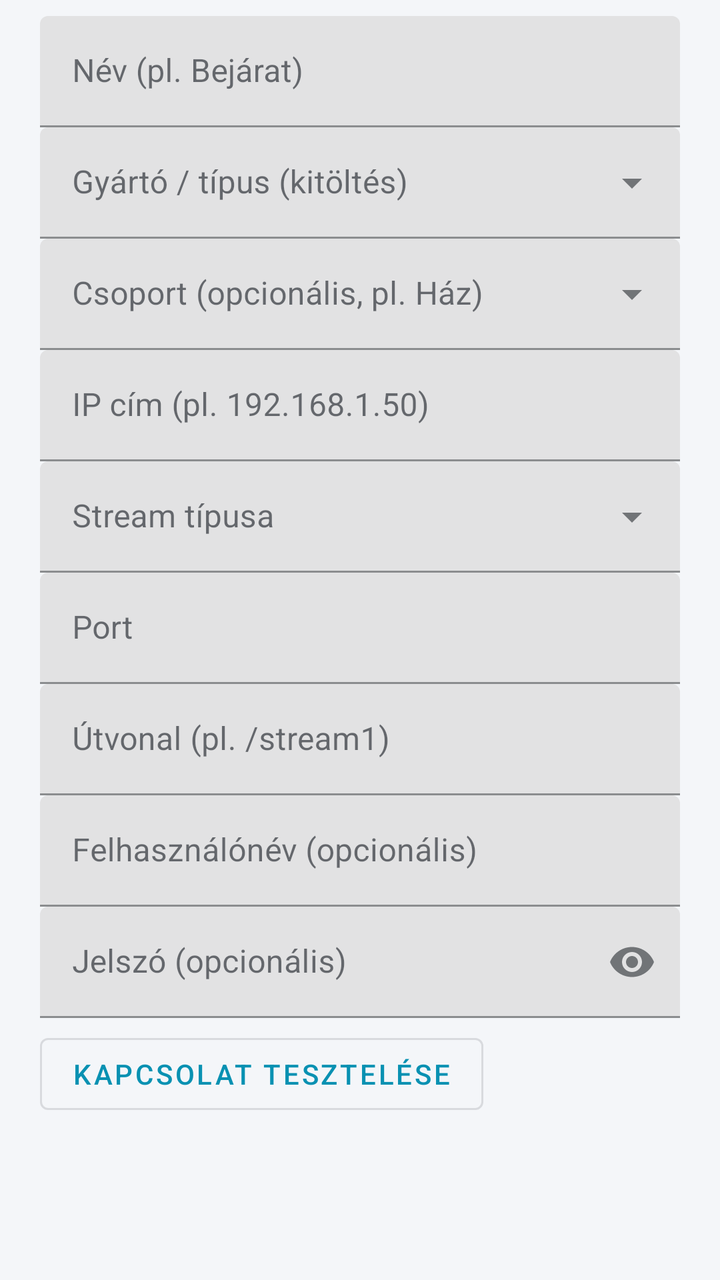
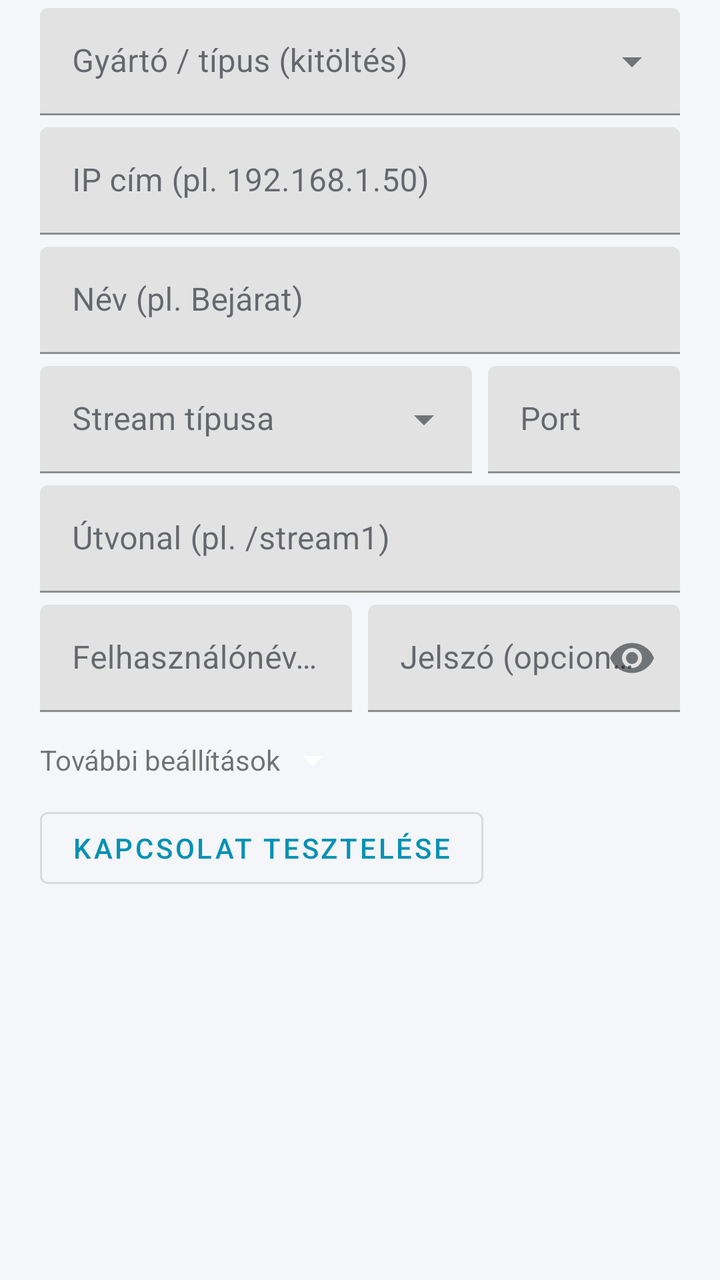

An Android layout rendered at two revisions. The XML below is the earlier revision; the diff shows what the commit changed to produce the second picture.
<!-- AndroidManifest.xml: application theme Theme.IpCamApp -->
<!-- res/layout/dialog_camera.xml -->
<?xml version="1.0" encoding="utf-8"?>
<ScrollView xmlns:android="http://schemas.android.com/apk/res/android"
    xmlns:app="http://schemas.android.com/apk/res-auto"
    android:layout_width="match_parent"
    android:layout_height="wrap_content">

    <LinearLayout
        android:layout_width="match_parent"
        android:layout_height="wrap_content"
        android:orientation="vertical"
        android:paddingHorizontal="20dp"
        android:paddingTop="8dp">

        <com.google.android.material.textfield.TextInputLayout
            android:layout_width="match_parent"
            android:layout_height="wrap_content"
            android:hint="@string/hint_name">
            <com.google.android.material.textfield.TextInputEditText
                android:id="@+id/inputName"
                android:layout_width="match_parent"
                android:layout_height="wrap_content"
                android:inputType="text" />
        </com.google.android.material.textfield.TextInputLayout>

        
        <com.google.android.material.textfield.TextInputLayout
            style="@style/Widget.MaterialComponents.TextInputLayout.FilledBox.ExposedDropdownMenu"
            android:layout_width="match_parent"
            android:layout_height="wrap_content"
            android:hint="@string/hint_preset"
            app:endIconMode="dropdown_menu">
            <com.google.android.material.textfield.MaterialAutoCompleteTextView
                android:id="@+id/inputPreset"
                android:layout_width="match_parent"
                android:layout_height="wrap_content"
                android:inputType="none" />
        </com.google.android.material.textfield.TextInputLayout>

        
        <com.google.android.material.textfield.TextInputLayout
            style="@style/Widget.MaterialComponents.TextInputLayout.FilledBox.ExposedDropdownMenu"
            android:layout_width="match_parent"
            android:layout_height="wrap_content"
            android:hint="@string/hint_group"
            app:endIconMode="dropdown_menu">
            <com.google.android.material.textfield.MaterialAutoCompleteTextView
                android:id="@+id/inputGroup"
                android:layout_width="match_parent"
                android:layout_height="wrap_content"
                android:completionThreshold="0"
                android:inputType="textCapSentences" />
        </com.google.android.material.textfield.TextInputLayout>

        <com.google.android.material.textfield.TextInputLayout
            android:id="@+id/layoutHost"
            android:layout_width="match_parent"
            android:layout_height="wrap_content"
            android:hint="@string/hint_host">
            <com.google.android.material.textfield.TextInputEditText
                android:id="@+id/inputHost"
                android:layout_width="match_parent"
                android:layout_height="wrap_content"
                android:inputType="textUri" />
        </com.google.android.material.textfield.TextInputLayout>

        <com.google.android.material.textfield.TextInputLayout
            style="@style/Widget.MaterialComponents.TextInputLayout.FilledBox.ExposedDropdownMenu"
            android:layout_width="match_parent"
            android:layout_height="wrap_content"
            android:hint="@string/hint_type"
            app:endIconMode="dropdown_menu">
            <com.google.android.material.textfield.MaterialAutoCompleteTextView
                android:id="@+id/inputType"
                android:layout_width="match_parent"
                android:layout_height="wrap_content"
                android:inputType="none" />
        </com.google.android.material.textfield.TextInputLayout>

        <com.google.android.material.textfield.TextInputLayout
            android:layout_width="match_parent"
            android:layout_height="wrap_content"
            android:hint="@string/hint_port">
            <com.google.android.material.textfield.TextInputEditText
                android:id="@+id/inputPort"
                android:layout_width="match_parent"
                android:layout_height="wrap_content"
                android:inputType="number" />
        </com.google.android.material.textfield.TextInputLayout>

        <com.google.android.material.textfield.TextInputLayout
            android:layout_width="match_parent"
            android:layout_height="wrap_content"
            android:hint="@string/hint_path">
            <com.google.android.material.textfield.TextInputEditText
                android:id="@+id/inputPath"
                android:layout_width="match_parent"
                android:layout_height="wrap_content"
                android:inputType="textUri" />
        </com.google.android.material.textfield.TextInputLayout>

        <com.google.android.material.textfield.TextInputLayout
            android:layout_width="match_parent"
            android:layout_height="wrap_content"
            android:hint="@string/hint_user">
            <com.google.android.material.textfield.TextInputEditText
                android:id="@+id/inputUser"
                android:layout_width="match_parent"
                android:layout_height="wrap_content"
                android:inputType="text" />
        </com.google.android.material.textfield.TextInputLayout>

        <com.google.android.material.textfield.TextInputLayout
            android:layout_width="match_parent"
            android:layout_height="wrap_content"
            android:hint="@string/hint_pass"
            app:endIconMode="password_toggle">
            <com.google.android.material.textfield.TextInputEditText
                android:id="@+id/inputPass"
                android:layout_width="match_parent"
                android:layout_height="wrap_content"
                android:inputType="textPassword" />
        </com.google.android.material.textfield.TextInputLayout>

        
        <LinearLayout
            android:layout_width="match_parent"
            android:layout_height="wrap_content"
            android:layout_marginTop="4dp"
            android:gravity="center_vertical"
            android:orientation="horizontal">

            <com.google.android.material.button.MaterialButton
                android:id="@+id/testButton"
                style="@style/Widget.MaterialComponents.Button.OutlinedButton"
                android:layout_width="wrap_content"
                android:layout_height="wrap_content"
                android:text="@string/test_connection" />

            <ProgressBar
                android:id="@+id/testProgress"
                android:layout_width="24dp"
                android:layout_height="24dp"
                android:layout_marginStart="12dp"
                android:visibility="gone" />

            
            <ImageView
                android:id="@+id/testIcon"
                android:layout_width="28dp"
                android:layout_height="28dp"
                android:layout_marginStart="12dp"
                android:visibility="gone" />

            
            <TextView
                android:id="@+id/testResult"
                android:layout_width="0dp"
                android:layout_height="wrap_content"
                android:layout_marginStart="12dp"
                android:layout_weight="1"
                android:textSize="13sp" />
        </LinearLayout>
    </LinearLayout>
</ScrollView>
<!-- resources referenced by this layout -->
<resources>
  <string name="hint_group">Csoport (opcionális, pl. Ház)</string>
  <string name="hint_host">IP cím (pl. 192.168.1.50)</string>
  <string name="hint_name">Név (pl. Bejárat)</string>
  <string name="hint_pass">Jelszó (opcionális)</string>
  <string name="hint_path">Útvonal (pl. /stream1)</string>
  <string name="hint_port">Port</string>
  <string name="hint_preset">Gyártó / típus (kitöltés)</string>
  <string name="hint_type">Stream típusa</string>
  <string name="hint_user">Felhasználónév (opcionális)</string>
  <string name="test_connection">Kapcsolat tesztelése</string>
  <style name="Theme.IpCamApp" parent="Theme.MaterialComponents.DayNight">
          <item name="colorPrimary">@color/accent</item>
          <item name="colorPrimaryVariant">@color/accent_dark</item>
          <item name="colorOnPrimary">@color/on_accent</item>
          <item name="colorSecondary">@color/accent</item>
          <item name="colorSecondaryVariant">@color/accent_dark</item>
          <item name="colorOnSecondary">@color/on_accent</item>
          <item name="colorError">@color/rec_red</item>
  
          <item name="android:colorBackground">@color/bg</item>
          <item name="android:windowBackground">@color/bg</item>
          <item name="colorSurface">@color/surface</item>
          <item name="colorOnSurface">@color/text_primary</item>
          <item name="colorOnBackground">@color/text_primary</item>
          <item name="android:textColorPrimary">@color/text_primary</item>
          <item name="android:textColorSecondary">@color/text_secondary</item>
          <item name="colorControlNormal">@color/accent</item>
  
          <item name="actionBarStyle">@style/Widget.IpCamApp.ActionBar</item>
          <item name="android:statusBarColor">@color/surface</item>
          <item name="android:navigationBarColor">@color/bg</item>
          <item name="android:windowLightStatusBar">@bool/light_status_bar</item>
          <item name="alertDialogTheme">@style/ThemeOverlay.IpCamApp.Dialog</item>
      </style>
  <color name="accent">#FF0891B2</color>
  <color name="accent_dark">#FF0E7490</color>
  <color name="on_accent">#FFFFFFFF</color>
  <color name="rec_red">#FFDC2626</color>
  <color name="bg">#FFF4F6F9</color>
  <color name="surface">#FFFFFFFF</color>
  <color name="text_primary">#FF11161C</color>
  <color name="text_secondary">#FF5B6470</color>
  <style name="Widget.IpCamApp.ActionBar" parent="Widget.MaterialComponents.ActionBar.Surface">
          <item name="background">@color/surface</item>
      </style>
  <style name="ThemeOverlay.IpCamApp.Dialog" parent="ThemeOverlay.MaterialComponents.Dialog.Alert">
          <item name="colorPrimary">@color/accent</item>
          <item name="colorSurface">@color/surface_variant</item>
          <item name="android:background">@color/surface_variant</item>
      </style>
  <color name="surface_variant">#FFE7ECF2</color>
</resources>

<!-- the commit's change to res/layout/dialog_camera.xml (unified diff, before → after) -->
@@ -9,22 +9,11 @@
         android:layout_height="wrap_content"
         android:orientation="vertical"
         android:paddingHorizontal="20dp"
-        android:paddingTop="8dp">
-
-        <com.google.android.material.textfield.TextInputLayout
-            android:layout_width="match_parent"
-            android:layout_height="wrap_content"
-            android:hint="@string/hint_name">
-            <com.google.android.material.textfield.TextInputEditText
-                android:id="@+id/inputName"
-                android:layout_width="match_parent"
-                android:layout_height="wrap_content"
-                android:inputType="text" />
-        </com.google.android.material.textfield.TextInputLayout>
-
-        
-        <com.google.android.material.textfield.TextInputLayout
-            style="@style/Widget.MaterialComponents.TextInputLayout.FilledBox.ExposedDropdownMenu"
+        android:paddingTop="4dp">
+
+        
+        <com.google.android.material.textfield.TextInputLayout
+            style="@style/Widget.MaterialComponents.TextInputLayout.FilledBox.Dense.ExposedDropdownMenu"
             android:layout_width="match_parent"
             android:layout_height="wrap_content"
             android:hint="@string/hint_preset"
@@ -36,25 +25,12 @@
                 android:inputType="none" />
         </com.google.android.material.textfield.TextInputLayout>
 
-        
-        <com.google.android.material.textfield.TextInputLayout
-            style="@style/Widget.MaterialComponents.TextInputLayout.FilledBox.ExposedDropdownMenu"
-            android:layout_width="match_parent"
-            android:layout_height="wrap_content"
-            android:hint="@string/hint_group"
-            app:endIconMode="dropdown_menu">
-            <com.google.android.material.textfield.MaterialAutoCompleteTextView
-                android:id="@+id/inputGroup"
-                android:layout_width="match_parent"
-                android:layout_height="wrap_content"
-                android:completionThreshold="0"
-                android:inputType="textCapSentences" />
-        </com.google.android.material.textfield.TextInputLayout>
-
         <com.google.android.material.textfield.TextInputLayout
             android:id="@+id/layoutHost"
-            android:layout_width="match_parent"
-            android:layout_height="wrap_content"
+            style="@style/Widget.MaterialComponents.TextInputLayout.FilledBox.Dense"
+            android:layout_width="match_parent"
+            android:layout_height="wrap_content"
+            android:layout_marginTop="6dp"
             android:hint="@string/hint_host">
             <com.google.android.material.textfield.TextInputEditText
                 android:id="@+id/inputHost"
@@ -64,32 +40,60 @@
         </com.google.android.material.textfield.TextInputLayout>
 
         <com.google.android.material.textfield.TextInputLayout
-            style="@style/Widget.MaterialComponents.TextInputLayout.FilledBox.ExposedDropdownMenu"
-            android:layout_width="match_parent"
-            android:layout_height="wrap_content"
-            android:hint="@string/hint_type"
-            app:endIconMode="dropdown_menu">
-            <com.google.android.material.textfield.MaterialAutoCompleteTextView
-                android:id="@+id/inputType"
-                android:layout_width="match_parent"
-                android:layout_height="wrap_content"
-                android:inputType="none" />
-        </com.google.android.material.textfield.TextInputLayout>
-
-        <com.google.android.material.textfield.TextInputLayout
-            android:layout_width="match_parent"
-            android:layout_height="wrap_content"
-            android:hint="@string/hint_port">
+            style="@style/Widget.MaterialComponents.TextInputLayout.FilledBox.Dense"
+            android:layout_width="match_parent"
+            android:layout_height="wrap_content"
+            android:layout_marginTop="6dp"
+            android:hint="@string/hint_name">
             <com.google.android.material.textfield.TextInputEditText
-                android:id="@+id/inputPort"
-                android:layout_width="match_parent"
-                android:layout_height="wrap_content"
-                android:inputType="number" />
-        </com.google.android.material.textfield.TextInputLayout>
-
-        <com.google.android.material.textfield.TextInputLayout
-            android:layout_width="match_parent"
-            android:layout_height="wrap_content"
+                android:id="@+id/inputName"
+                android:layout_width="match_parent"
+                android:layout_height="wrap_content"
+                android:inputType="textCapSentences" />
+        </com.google.android.material.textfield.TextInputLayout>
+
+        
+        <LinearLayout
+            android:layout_width="match_parent"
+            android:layout_height="wrap_content"
+            android:layout_marginTop="6dp"
+            android:orientation="horizontal">
+
+            <com.google.android.material.textfield.TextInputLayout
+                style="@style/Widget.MaterialComponents.TextInputLayout.FilledBox.Dense.ExposedDropdownMenu"
+                android:layout_width="0dp"
+                android:layout_height="wrap_content"
+                android:layout_weight="1"
+                android:hint="@string/hint_type"
+                app:endIconMode="dropdown_menu">
+                <com.google.android.material.textfield.MaterialAutoCompleteTextView
+                    android:id="@+id/inputType"
+                    android:layout_width="match_parent"
+                    android:layout_height="wrap_content"
+                    android:inputType="none" />
+            </com.google.android.material.textfield.TextInputLayout>
+
+            <com.google.android.material.textfield.TextInputLayout
+                style="@style/Widget.MaterialComponents.TextInputLayout.FilledBox.Dense"
+                android:layout_width="96dp"
+                android:layout_height="wrap_content"
+                android:layout_marginStart="8dp"
+                android:hint="@string/hint_port">
+                <com.google.android.material.textfield.TextInputEditText
+                    android:id="@+id/inputPort"
+                    android:layout_width="match_parent"
+                    android:layout_height="wrap_content"
+                    android:inputType="number" />
+            </com.google.android.material.textfield.TextInputLayout>
+        </LinearLayout>
+
+        
+        <com.google.android.material.textfield.TextInputLayout
+            android:id="@+id/layoutPath"
+            style="@style/Widget.MaterialComponents.TextInputLayout.FilledBox.Dense"
+            android:layout_width="match_parent"
+            android:layout_height="wrap_content"
+            android:layout_marginTop="6dp"
             android:hint="@string/hint_path">
             <com.google.android.material.textfield.TextInputEditText
                 android:id="@+id/inputPath"
@@ -98,34 +102,85 @@
                 android:inputType="textUri" />
         </com.google.android.material.textfield.TextInputLayout>
 
-        <com.google.android.material.textfield.TextInputLayout
-            android:layout_width="match_parent"
-            android:layout_height="wrap_content"
-            android:hint="@string/hint_user">
-            <com.google.android.material.textfield.TextInputEditText
-                android:id="@+id/inputUser"
-                android:layout_width="match_parent"
-                android:layout_height="wrap_content"
-                android:inputType="text" />
-        </com.google.android.material.textfield.TextInputLayout>
-
-        <com.google.android.material.textfield.TextInputLayout
-            android:layout_width="match_parent"
-            android:layout_height="wrap_content"
-            android:hint="@string/hint_pass"
-            app:endIconMode="password_toggle">
-            <com.google.android.material.textfield.TextInputEditText
-                android:id="@+id/inputPass"
-                android:layout_width="match_parent"
-                android:layout_height="wrap_content"
-                android:inputType="textPassword" />
-        </com.google.android.material.textfield.TextInputLayout>
-
-        
-        <LinearLayout
-            android:layout_width="match_parent"
+        
+        <LinearLayout
+            android:layout_width="match_parent"
+            android:layout_height="wrap_content"
+            android:layout_marginTop="6dp"
+            android:orientation="horizontal">
+
+            <com.google.android.material.textfield.TextInputLayout
+                style="@style/Widget.MaterialComponents.TextInputLayout.FilledBox.Dense"
+                android:layout_width="0dp"
+                android:layout_height="wrap_content"
+                android:layout_weight="1"
+                android:hint="@string/hint_user">
+                <com.google.android.material.textfield.TextInputEditText
+                    android:id="@+id/inputUser"
+                    android:layout_width="match_parent"
+                    android:layout_height="wrap_content"
+                    android:inputType="text" />
+            </com.google.android.material.textfield.TextInputLayout>
+
+            <com.google.android.material.textfield.TextInputLayout
+                style="@style/Widget.MaterialComponents.TextInputLayout.FilledBox.Dense"
+                android:layout_width="0dp"
+                android:layout_height="wrap_content"
+                android:layout_marginStart="8dp"
+                android:layout_weight="1"
+                android:hint="@string/hint_pass"
+                app:endIconMode="password_toggle">
+                <com.google.android.material.textfield.TextInputEditText
+                    android:id="@+id/inputPass"
+                    android:layout_width="match_parent"
+                    android:layout_height="wrap_content"
+                    android:inputType="textPassword" />
+            </com.google.android.material.textfield.TextInputLayout>
+        </LinearLayout>
+
+        
+        <TextView
+            android:id="@+id/advancedToggle"
+            android:layout_width="wrap_content"
             android:layout_height="wrap_content"
             android:layout_marginTop="4dp"
+            android:background="?attr/selectableItemBackground"
+            android:drawableEnd="@drawable/ic_arrow_drop_down"
+            android:drawablePadding="4dp"
+            android:gravity="center_vertical"
+            android:minHeight="40dp"
+            android:paddingEnd="8dp"
+            android:tag="accent"
+            android:text="@string/more_settings"
+            android:textSize="14sp" />
+
+        <LinearLayout
+            android:id="@+id/advancedSection"
+            android:layout_width="match_parent"
+            android:layout_height="wrap_content"
+            android:orientation="vertical"
+            android:visibility="gone">
+
+            
+            <com.google.android.material.textfield.TextInputLayout
+                style="@style/Widget.MaterialComponents.TextInputLayout.FilledBox.Dense.ExposedDropdownMenu"
+                android:layout_width="match_parent"
+                android:layout_height="wrap_content"
+                android:hint="@string/hint_group"
+                app:endIconMode="dropdown_menu">
+                <com.google.android.material.textfield.MaterialAutoCompleteTextView
+                    android:id="@+id/inputGroup"
+                    android:layout_width="match_parent"
+                    android:layout_height="wrap_content"
+                    android:completionThreshold="0"
+                    android:inputType="textCapSentences" />
+            </com.google.android.material.textfield.TextInputLayout>
+        </LinearLayout>
+
+        
+        <LinearLayout
+            android:layout_width="match_parent"
+            android:layout_height="wrap_content"
             android:gravity="center_vertical"
             android:orientation="horizontal">
 
<!-- resource entries referenced after the edit -->
@@ -1,5 +1,16 @@
 <!-- resources referenced by this layout -->
 <resources>
+  <!-- drawable ic_arrow_drop_down (drawable) -->
+  <?xml version="1.0" encoding="utf-8"?>
+  <vector xmlns:android="http://schemas.android.com/apk/res/android"
+      android:width="24dp"
+      android:height="24dp"
+      android:viewportWidth="24"
+      android:viewportHeight="24">
+      <path
+          android:fillColor="@android:color/white"
+          android:pathData="M7,10l5,5 5,-5z" />
+  </vector>
   <string name="hint_group">Csoport (opcionális, pl. Ház)</string>
   <string name="hint_host">IP cím (pl. 192.168.1.50)</string>
   <string name="hint_name">Név (pl. Bejárat)</string>
@@ -9,6 +20,7 @@
   <string name="hint_preset">Gyártó / típus (kitöltés)</string>
   <string name="hint_type">Stream típusa</string>
   <string name="hint_user">Felhasználónév (opcionális)</string>
+  <string name="more_settings">További beállítások</string>
   <string name="test_connection">Kapcsolat tesztelése</string>
   <style name="Theme.IpCamApp" parent="Theme.MaterialComponents.DayNight">
           <item name="colorPrimary">@color/accent</item>
